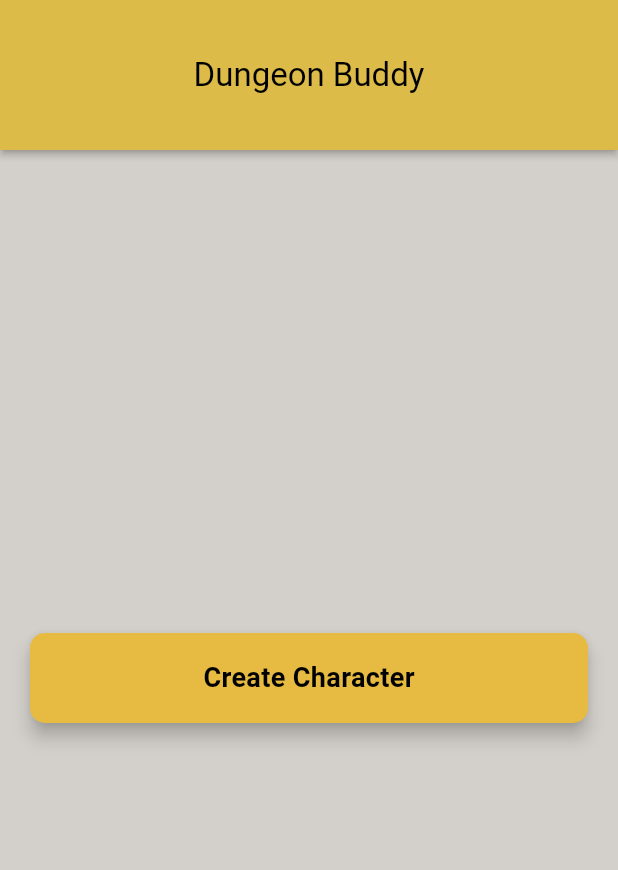
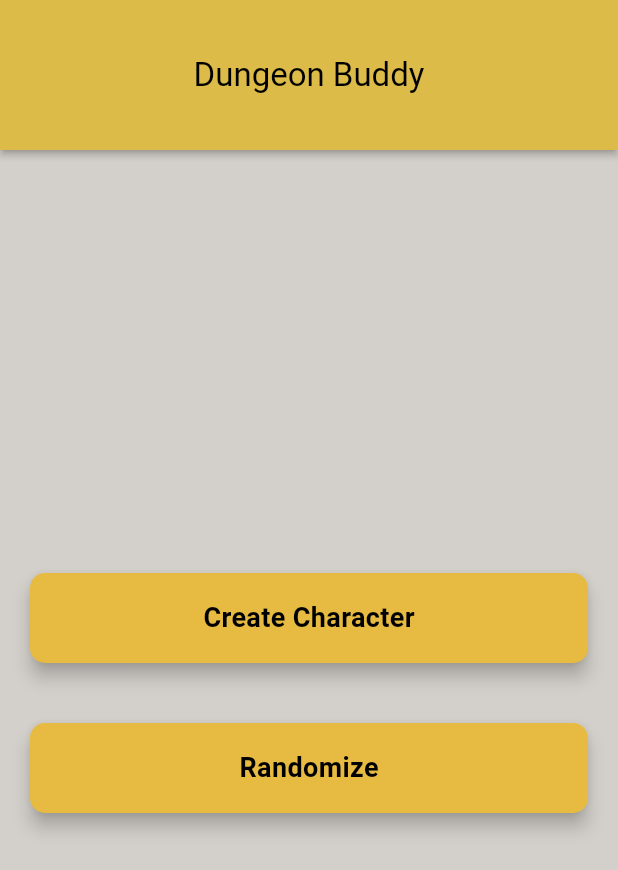
Before and after one commit to FormOfShred/dnd-quiz-app, a Flutter app: the screen it shows after launch, on a phone screen of 412 x 824 dp. Shown: the top 870 px of the screen. Run offline on Flutter 3.47's test engine with Material 3 defaults, Android fonts, the phone set to English and light mode, and no system bars; our stand-ins replace getwidget, sqflite; accounts and stored records are empty.

Commit message:
ui changes

```diff
--- a/lib/src/home.dart
+++ b/lib/src/home.dart
@@ -52,7 +52,7 @@ class _HomeState extends State<Home> {
                 '',
               ),*/
               const MyCard(title: "Create Character", route: "/quiz"),
-              const SizedBox(height: 20),
+              const MyCard(title: "Randomize", route: "/"),
               Visibility(
                 visible: characters >= 1,
                 child: const MyCard(
--- a/lib/widgets/answer_card.dart
+++ b/lib/widgets/answer_card.dart
@@ -38,7 +38,10 @@ class ImageAnswer extends StatelessWidget {
       child: GestureDetector(
         onTap: onTap,
         child: Card(
-          shadowColor: isTapped
+          /*shadowColor: isTapped
+              ? Theme.of(context).colorScheme.primary
+              : Theme.of(context).colorScheme.surface,*/
+          color: isTapped
               ? Theme.of(context).colorScheme.primary
               : Theme.of(context).colorScheme.surface,
           elevation: isTapped ? 20 : 5,
```
